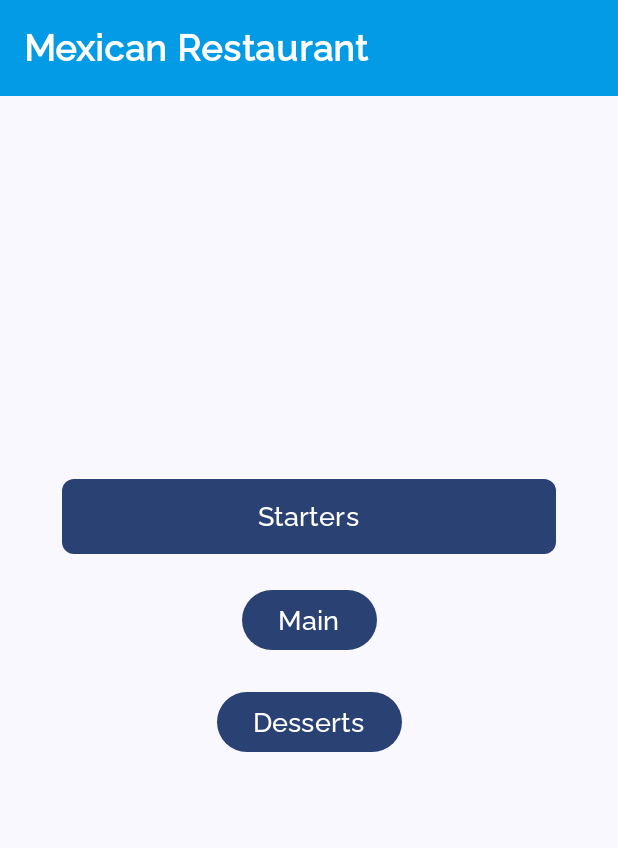
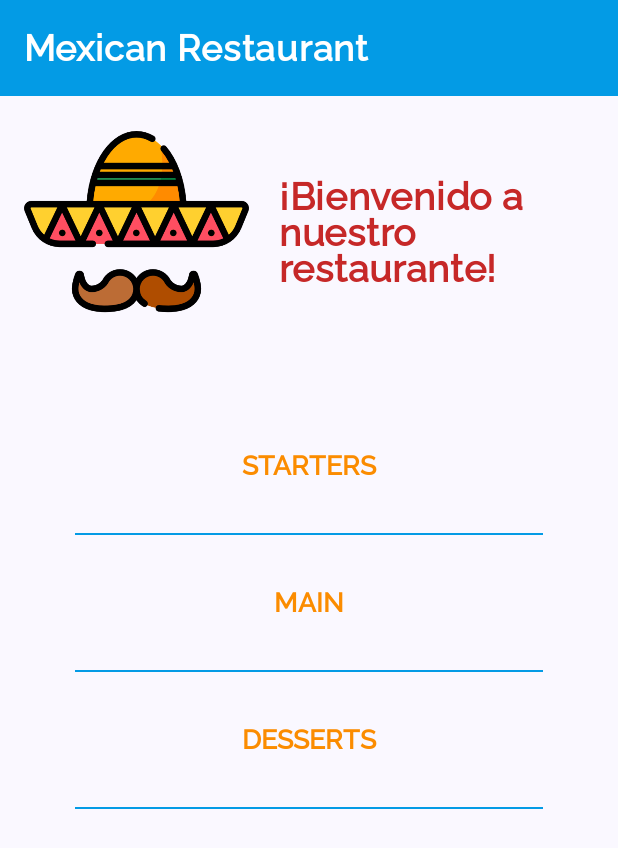
Before and after one commit to sofiiacomputerscience/AndroidERestaurant, an Android app built with Jetpack Compose: the screen it shows after launch (HomeActivity), on a phone screen of 412 x 824 dp. Shown: the top 848 px of the screen. Run offline under Robolectric (Android 15) with nearby library versions, the phone set to English and light mode, and no system bars.

Commit message:
Almost finished TP design

```diff
--- a/app/src/main/java/fr/isen/boldeskul/androiderestaurant/HomeActivity.kt
+++ b/app/src/main/java/fr/isen/boldeskul/androiderestaurant/HomeActivity.kt
@@ -21,6 +21,8 @@ import androidx.compose.ui.res.stringResource
 import androidx.compose.ui.tooling.preview.Preview
 import androidx.compose.material3.*
 import androidx.compose.foundation.layout.*
+import androidx.compose.foundation.rememberScrollState
+import androidx.compose.foundation.verticalScroll
 import androidx.compose.ui.graphics.Color
 import androidx.compose.ui.unit.dp
 
@@ -29,10 +31,12 @@ import androidx.compose.material3.Scaffold
 import androidx.compose.material3.TopAppBar
 import androidx.compose.material3.TopAppBarDefaults
 import androidx.compose.ui.Alignment
+import androidx.compose.ui.graphics.RectangleShape
 import androidx.compose.ui.text.TextStyle
 import androidx.compose.ui.text.font.FontWeight
 import androidx.compose.ui.unit.sp
 import fr.isen.boldeskul.androiderestaurant.ui.theme.ralewayFontFamily
+import java.util.Locale
 
 enum class DishType{
     STARTER, MAIN, DESSERT
@@ -60,8 +64,43 @@ class HomeActivity : ComponentActivity(), MenuInterface {
                     Scaffold(
                         topBar = { MexicanRestaurantTopApp() },
                     ) {
-                        SetupView(this)
+                        paddingValues ->
+                        Box(modifier = Modifier
+                            .fillMaxSize()
+                            .padding(PaddingValues())) {
+                            SetupView(this@HomeActivity)
+
+
+                            Row(
+                                modifier = Modifier
+                                    .align(Alignment.TopEnd)
+                                    .padding(top = paddingValues.calculateTopPadding() + 16.dp,
+                                             end = 16.dp,
+                                             start = 16.dp),
+                                verticalAlignment = Alignment.CenterVertically
+                            ) {
+                                Image(
+                                    painter = painterResource(id = R.drawable.mexicanguy),
+                                    contentDescription = "Decorative Image",
+                                    modifier = Modifier.size(150.dp) // Adjust the size accordingly
+                                )
+                                Text(
+                                    text = "¡Bienvenido a nuestro restaurante!",
+                                    style = MaterialTheme.typography.bodyLarge.copy(
+                                        color = Color(0xFFC62828),
+                                        fontWeight = FontWeight.Bold,
+                                        fontFamily = ralewayFontFamily,
+                                        fontSize = 25.sp
+                                    ),
+                                    modifier = Modifier
+                                        .padding(start = 20.dp)
+
+
+                                )
+                            }
+                        }
                     }
+
                 }
             }
         }
@@ -102,34 +141,55 @@ fun GreetingPreview() {
         SetupView(HomeActivity())
     }
 }
+
+
 @Composable
-fun SetupView(menu: MenuInterface){
-    Box(modifier = Modifier.fillMaxSize(), contentAlignment = Alignment.Center) {
+fun TextStyledButton(text: String, onClick: () -> Unit){
+    TextButton(
+        onClick = onClick,
+        modifier = Modifier
+            .height(50.dp) // Adjust the height as needed
+            .fillMaxWidth() // Make the button fill the width of its parent
+    ) {
+        Text(
+            text = text.toUpperCase(Locale.ROOT), // Set the text to uppercase
+            color = Color(0xFFFB8C00),
+            style = TextStyle(
+                fontWeight = FontWeight.Bold, // Use bold text
+                fontSize = 18.sp, // Keep the font size as is
+                fontFamily = ralewayFontFamily // Your custom font family
+            )
+        )
+    }
+    Divider(
+        color = Color(0xFF039BE5), // Adjust the divider color to match your theme
+        thickness = 1.dp, // Adjust the thickness as needed
+        modifier = Modifier.padding(horizontal = 50.dp) // Add horizontal padding
+    )
+}
+
+
+@Composable
+fun SetupView(menu: MenuInterface) {
+    Box(
+        modifier = Modifier.fillMaxSize(),
+        contentAlignment = Alignment.Center
+    ) {
         Column(
-
             horizontalAlignment = Alignment.CenterHorizontally,
             verticalArrangement = Arrangement.spacedBy(20.dp)
         )
         {
 //        Image(painterResource(R.drawable.ic_launcher_foreground), null)
+            TextStyledButton(text = stringResource(R.string.menu_starters)) {
+                menu.dishPressed(DishType.STARTER)
+            }
 
-            Button(onClick = { menu.dishPressed(DishType.STARTER) }, modifier = Modifier
-                .fillMaxWidth(0.8f)
-                .height(50.dp),
-                shape = MaterialTheme.shapes.small) {
-                Text(text = stringResource(R.string.menu_starters),
-                    fontSize = 18.sp,
-                    fontFamily = ralewayFontFamily)
+            TextStyledButton(text = stringResource(R.string.menu_main)) {
+                menu.dishPressed(DishType.MAIN)
             }
-            Button(onClick = { menu.dishPressed(DishType.MAIN) }) {
-                Text(stringResource(R.string.menu_main),
-                    fontSize = 18.sp,
-                    fontFamily = ralewayFontFamily)
-            }
-            Button(onClick = { menu.dishPressed(DishType.DESSERT)}) {
-                Text(stringResource(R.string.menu_dessert),
-                    fontSize = 18.sp,
-                    fontFamily = ralewayFontFamily)
+            TextStyledButton(text = stringResource(R.string.menu_dessert)) {
+                menu.dishPressed(DishType.DESSERT)
             }
         }
     }
```
Also changed, not shown: app/src/main/res/drawable/mexicanguy.png (added).
